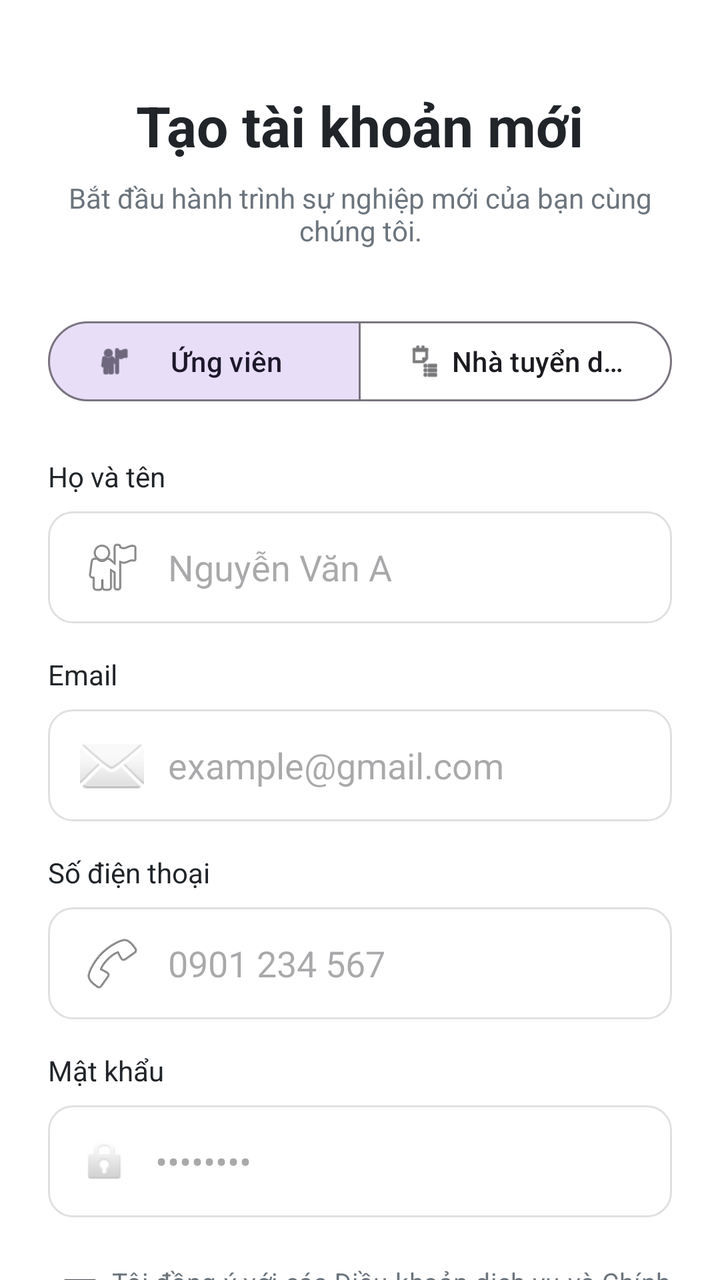
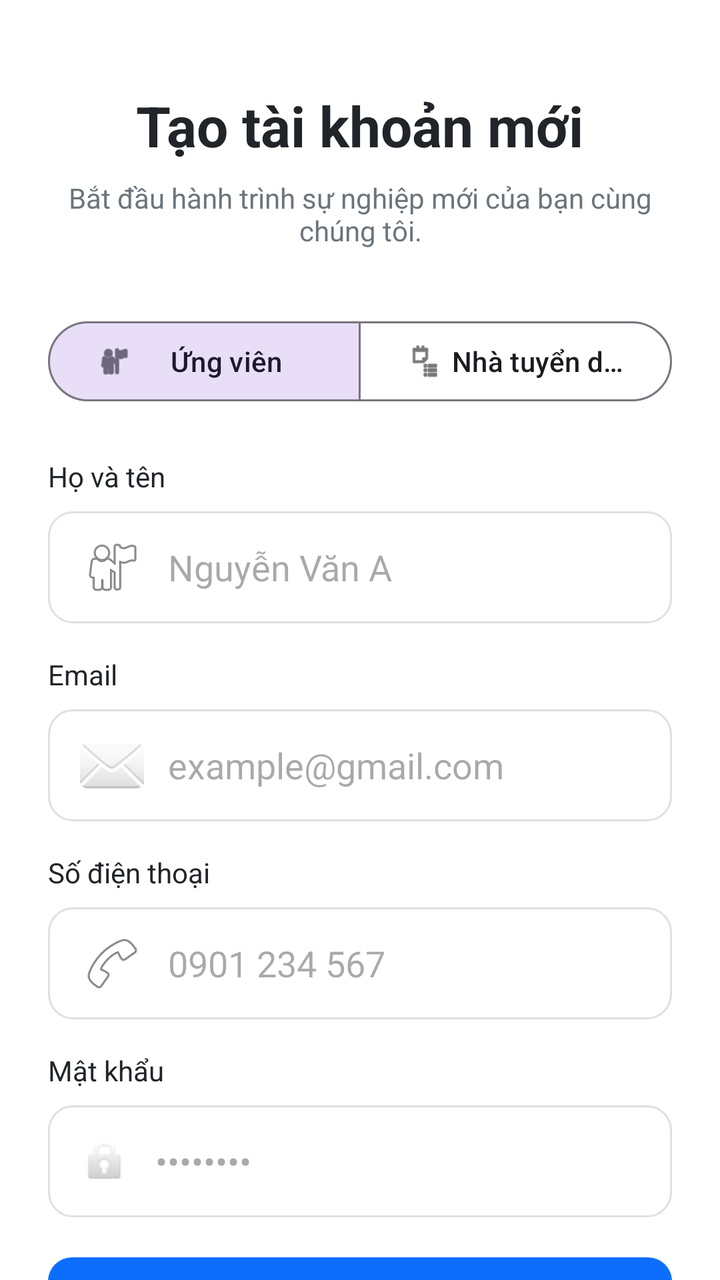

Screens rendered from an Android XML layout before and after an edit, with the pre-edit source and the edit as a unified diff.
<!-- AndroidManifest.xml: application theme Theme.JobSearchApp -->
<!-- res/layout/fragment_register.xml -->
<?xml version="1.0" encoding="utf-8"?>
<androidx.core.widget.NestedScrollView xmlns:android="http://schemas.android.com/apk/res/android"
    xmlns:app="http://schemas.android.com/apk/res-auto"
    android:layout_width="match_parent"
    android:layout_height="match_parent"
    android:background="@color/white"
    android:fillViewport="true">

    <LinearLayout
        android:layout_width="match_parent"
        android:layout_height="wrap_content"
        android:orientation="vertical"
        android:padding="24dp"
        android:gravity="center_horizontal">

        <TextView
            android:layout_width="wrap_content"
            android:layout_height="wrap_content"
            android:text="Tạo tài khoản mới"
            android:textSize="28sp"
            android:textStyle="bold"
            android:textColor="@color/text_main"
            android:layout_marginTop="20dp"/>

        <TextView
            android:layout_width="wrap_content"
            android:layout_height="wrap_content"
            android:text="Bắt đầu hành trình sự nghiệp mới của bạn cùng chúng tôi."
            android:textSize="14sp"
            android:textColor="@color/text_sub"
            android:gravity="center"
            android:layout_marginTop="8dp"
            android:layout_marginBottom="32dp"/>

        
        <com.google.android.material.button.MaterialButtonToggleGroup
            android:id="@+id/toggleGroupRole"
            android:layout_width="match_parent"
            android:layout_height="wrap_content"
            app:singleSelection="true"
            app:selectionRequired="true"
            app:checkedButton="@+id/btnRoleCandidate"
            android:layout_marginBottom="24dp">
            <com.google.android.material.button.MaterialButton
                android:id="@+id/btnRoleCandidate"
                style="@style/Widget.Material3.Button.OutlinedButton"
                android:layout_width="0dp"
                android:layout_height="wrap_content"
                android:layout_weight="1"
                android:text="Ứng viên"
                app:icon="@android:drawable/ic_menu_myplaces"
                android:textAllCaps="false"/>
            <com.google.android.material.button.MaterialButton
                android:id="@+id/btnRoleEmployer"
                style="@style/Widget.Material3.Button.OutlinedButton"
                android:layout_width="0dp"
                android:layout_height="wrap_content"
                android:layout_weight="1"
                android:text="Nhà tuyển dụng"
                app:icon="@android:drawable/ic_menu_agenda"
                android:textAllCaps="false"/>
        </com.google.android.material.button.MaterialButtonToggleGroup>

        
        <TextView
            android:layout_width="match_parent"
            android:layout_height="wrap_content"
            android:text="Họ và tên"
            android:textColor="@color/text_main"
            android:textSize="14sp"
            android:layout_marginBottom="8dp"/>
        <EditText
            android:id="@+id/edtFullName"
            android:layout_width="match_parent"
            android:layout_height="56dp"
            android:hint="Nguyễn Văn A"
            android:inputType="textPersonName"
            android:background="@drawable/bg_search_bar"
            android:paddingHorizontal="16dp"
            android:drawableStart="@android:drawable/ic_menu_myplaces"
            android:drawablePadding="12dp"
            android:layout_marginBottom="16dp"/>

        
        <TextView
            android:layout_width="match_parent"
            android:layout_height="wrap_content"
            android:text="Email"
            android:textColor="@color/text_main"
            android:textSize="14sp"
            android:layout_marginBottom="8dp"/>
        <EditText
            android:id="@+id/edtEmail"
            android:layout_width="match_parent"
            android:layout_height="56dp"
            android:hint="example@gmail.com"
            android:inputType="textEmailAddress"
            android:background="@drawable/bg_search_bar"
            android:paddingHorizontal="16dp"
            android:drawableStart="@android:drawable/ic_dialog_email"
            android:drawablePadding="12dp"
            android:layout_marginBottom="16dp"/>

        
        <TextView
            android:layout_width="match_parent"
            android:layout_height="wrap_content"
            android:text="Số điện thoại"
            android:textColor="@color/text_main"
            android:textSize="14sp"
            android:layout_marginBottom="8dp"/>
        <EditText
            android:id="@+id/edtPhone"
            android:layout_width="match_parent"
            android:layout_height="56dp"
            android:hint="0901 234 567"
            android:inputType="phone"
            android:background="@drawable/bg_search_bar"
            android:paddingHorizontal="16dp"
            android:drawableStart="@android:drawable/ic_menu_call"
            android:drawablePadding="12dp"
            android:layout_marginBottom="16dp"/>

        
        <TextView
            android:layout_width="match_parent"
            android:layout_height="wrap_content"
            android:text="Mật khẩu"
            android:textColor="@color/text_main"
            android:textSize="14sp"
            android:layout_marginBottom="8dp"/>
        <EditText
            android:id="@+id/edtPassword"
            android:layout_width="match_parent"
            android:layout_height="56dp"
            android:hint="••••••••"
            android:inputType="textPassword"
            android:background="@drawable/bg_search_bar"
            android:paddingHorizontal="16dp"
            android:drawableStart="@android:drawable/ic_lock_idle_lock"
            android:drawablePadding="12dp"
            android:layout_marginBottom="16dp"/>

        <CheckBox
            android:id="@+id/cbTerms"
            android:layout_width="match_parent"
            android:layout_height="wrap_content"
            android:text="Tôi đồng ý với các Điều khoản dịch vụ và Chính sách bảo mật của CareerLaunch."
            android:textSize="13sp"
            android:layout_marginBottom="24dp"
            android:textColor="@color/text_sub"/>

        <com.google.android.material.button.MaterialButton
            android:id="@+id/btnRegister"
            android:layout_width="match_parent"
            android:layout_height="56dp"
            android:text="Đăng ký"
            android:textSize="16sp"
            android:textStyle="bold"
            app:cornerRadius="12dp"
            android:layout_marginBottom="24dp"/>

        <TextView
            android:id="@+id/tvToLogin"
            android:layout_width="wrap_content"
            android:layout_height="wrap_content"
            android:text="Đã có tài khoản? Đăng nhập"
            android:textColor="@color/primary"
            android:textStyle="bold"
            android:layout_marginBottom="40dp"/>


    </LinearLayout>
</androidx.core.widget.NestedScrollView>
<!-- resources referenced by this layout -->
<resources>
  <color name="primary">#0D6EFD</color>
  <color name="text_main">#212529</color>
  <color name="text_sub">#6C757D</color>
  <color name="white">#FFFFFF</color>
  <!-- drawable bg_search_bar (drawable) -->
  <?xml version="1.0" encoding="utf-8"?>
  <shape xmlns:android="http://schemas.android.com/apk/res/android">
      <solid android:color="@color/white" />
      <corners android:radius="12dp" />
      <stroke android:width="1dp" android:color="@color/gray_border" />
  </shape>
  <style name="Theme.JobSearchApp" parent="Base.Theme.JobSearchApp" />
  <color name="gray_border">#E0E0E0</color>
  <style name="Base.Theme.JobSearchApp" parent="Theme.Material3.DayNight.NoActionBar">
          
          <item name="colorPrimary">@color/primary</item>
          <item name="android:navigationBarColor">@color/white</item>
          <item name="android:statusBarColor">@color/white</item>
          <item name="android:windowLightStatusBar">true</item>
      </style>
</resources>

<!-- the commit's change to res/layout/fragment_register.xml (unified diff, before → after) -->
@@ -141,15 +141,6 @@
             android:drawablePadding="12dp"
             android:layout_marginBottom="16dp"/>
 
-        <CheckBox
-            android:id="@+id/cbTerms"
-            android:layout_width="match_parent"
-            android:layout_height="wrap_content"
-            android:text="Tôi đồng ý với các Điều khoản dịch vụ và Chính sách bảo mật của CareerLaunch."
-            android:textSize="13sp"
-            android:layout_marginBottom="24dp"
-            android:textColor="@color/text_sub"/>
-
         <com.google.android.material.button.MaterialButton
             android:id="@+id/btnRegister"
             android:layout_width="match_parent"
